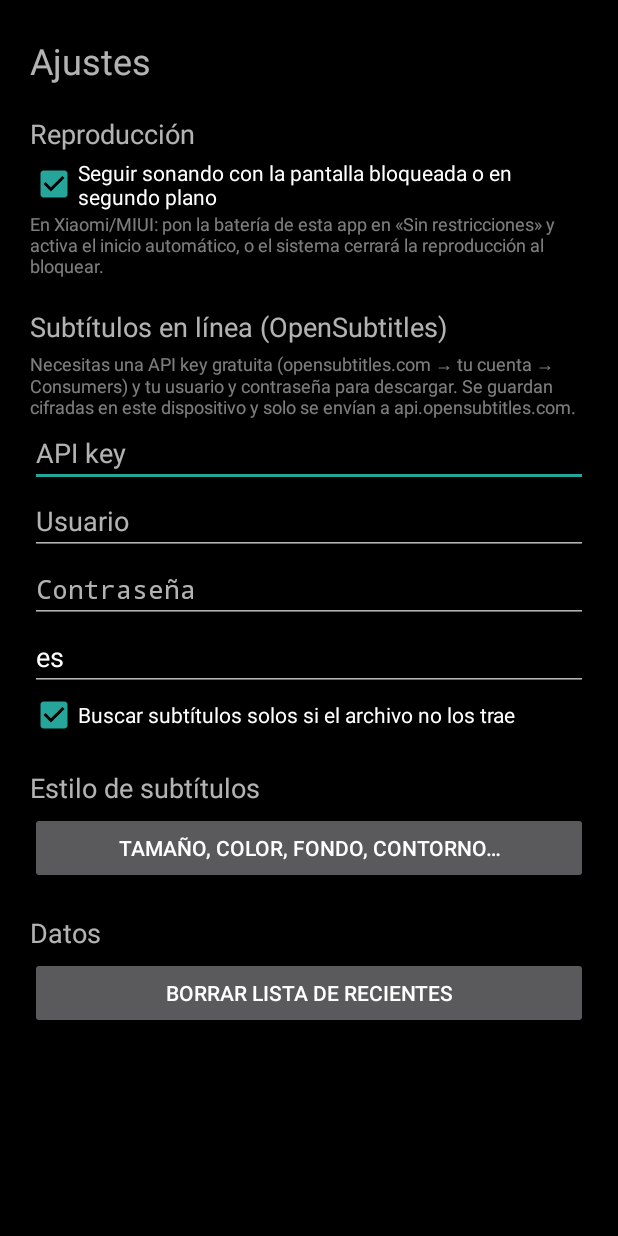
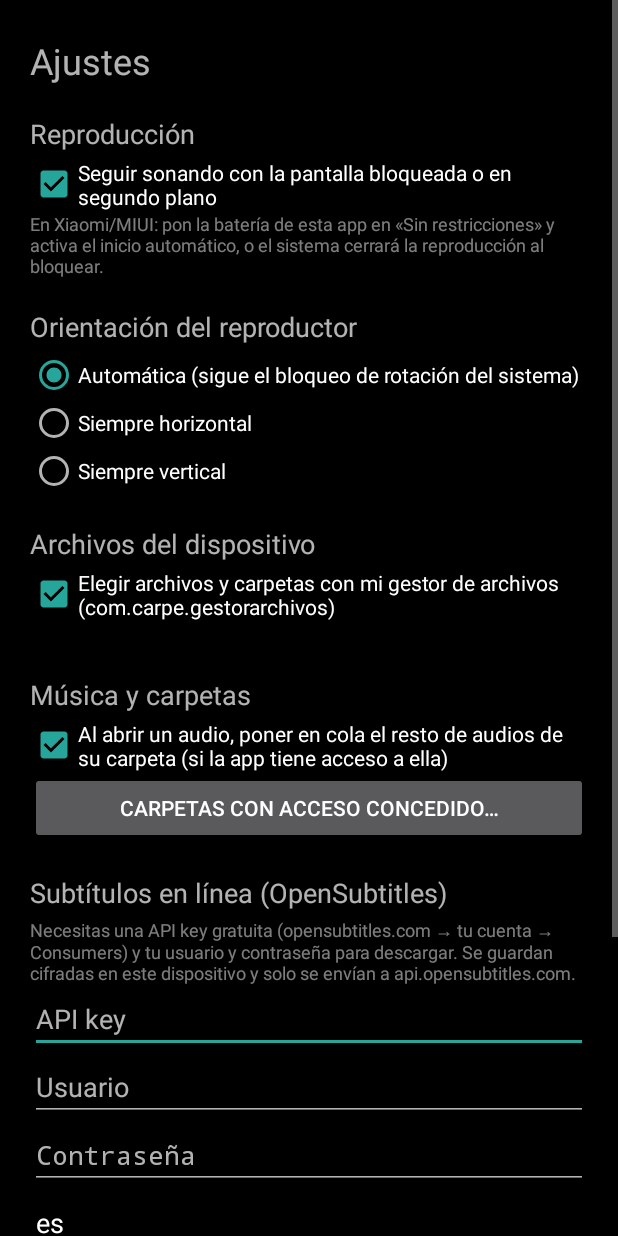
Before and after one commit to c4rp3di/fusion-optimo-play, an Android app: the AjustesActivity screen opened directly, with no data from a screen before it, on a phone screen of 412 x 824 dp. Run offline under Robolectric (Android 15) with nearby library versions, the phone set to English and light mode, and no system bars; 1 statement that could not run was skipped.

Commit message:
Actualiza proyecto-android/app/src/main/java/com/optimo/play/AjustesActivity.kt

```diff
--- a/proyecto-android/app/src/main/java/com/optimo/play/AjustesActivity.kt
+++ b/proyecto-android/app/src/main/java/com/optimo/play/AjustesActivity.kt
@@ -7,6 +7,9 @@ import android.text.InputType
 import android.view.View
 import android.widget.Button
 import android.widget.CheckBox
+import android.widget.RadioButton
+import android.widget.RadioGroup
+import android.content.Intent
 import android.widget.EditText
 import android.widget.LinearLayout
 import android.widget.ScrollView
@@ -23,6 +26,9 @@ class AjustesActivity : Activity() {
     private lateinit var etIdioma: EditText
     private lateinit var cAuto: CheckBox
     private lateinit var cSegundoPlano: CheckBox
+    private lateinit var cColaAuto: CheckBox
+    private lateinit var cGestor: CheckBox
+    private lateinit var grupoOrient: RadioGroup
 
     private fun dp(v: Int): Int = (v * resources.displayMetrics.density).toInt()
 
@@ -68,6 +74,40 @@ class AjustesActivity : Activity() {
         nota1.textSize = 12f
         nota1.alpha = 0.7f
         col.addView(nota1)
+
+        titulo("Orientación del reproductor")
+        grupoOrient = RadioGroup(this)
+        val nombresOr = listOf("Automática (sigue el bloqueo de rotación del sistema)", "Siempre horizontal", "Siempre vertical")
+        for ((i, n) in nombresOr.withIndex()) {
+            val rb = RadioButton(this)
+            rb.id = View.generateViewId()
+            rb.text = n
+            rb.isChecked = i == aj.orientacion
+            grupoOrient.addView(rb)
+        }
+        col.addView(grupoOrient)
+
+        titulo("Archivos del dispositivo")
+        cGestor = CheckBox(this)
+        cGestor.text = "Elegir archivos y carpetas con mi gestor de archivos (com.carpe.gestorarchivos)"
+        cGestor.isChecked = aj.usarGestor
+        col.addView(cGestor)
+        val notaG = TextView(this)
+        notaG.text = if (Gestor.instalado(this)) "Gestor instalado. También aparece en el selector del sistema."
+        else "El gestor no está instalado: se usa el selector del sistema."
+        notaG.textSize = 12f
+        notaG.alpha = 0.7f
+        col.addView(notaG)
+
+        titulo("Música y carpetas")
+        cColaAuto = CheckBox(this)
+        cColaAuto.text = "Al abrir un audio, poner en cola el resto de audios de su carpeta (si la app tiene acceso a ella)"
+        cColaAuto.isChecked = aj.colaAuto
+        col.addView(cColaAuto)
+        val bCarpetas = Button(this)
+        bCarpetas.text = "Carpetas con acceso concedido…"
+        bCarpetas.setOnClickListener { startActivity(Intent(this, CarpetasActivity::class.java)) }
+        col.addView(bCarpetas)
 
         titulo("Subtítulos en línea (OpenSubtitles)")
         val nota2 = TextView(this)
@@ -120,6 +160,10 @@ class AjustesActivity : Activity() {
         if (idioma.isNotEmpty()) aj.subIdioma = idioma
         aj.subAuto = cAuto.isChecked
         aj.segundoPlano = cSegundoPlano.isChecked
+        aj.colaAuto = cColaAuto.isChecked
+        aj.usarGestor = cGestor.isChecked
+        val elegido = grupoOrient.indexOfChild(grupoOrient.findViewById<View>(grupoOrient.checkedRadioButtonId))
+        if (elegido >= 0) aj.orientacion = elegido
         super.onPause()
     }
 }
```
